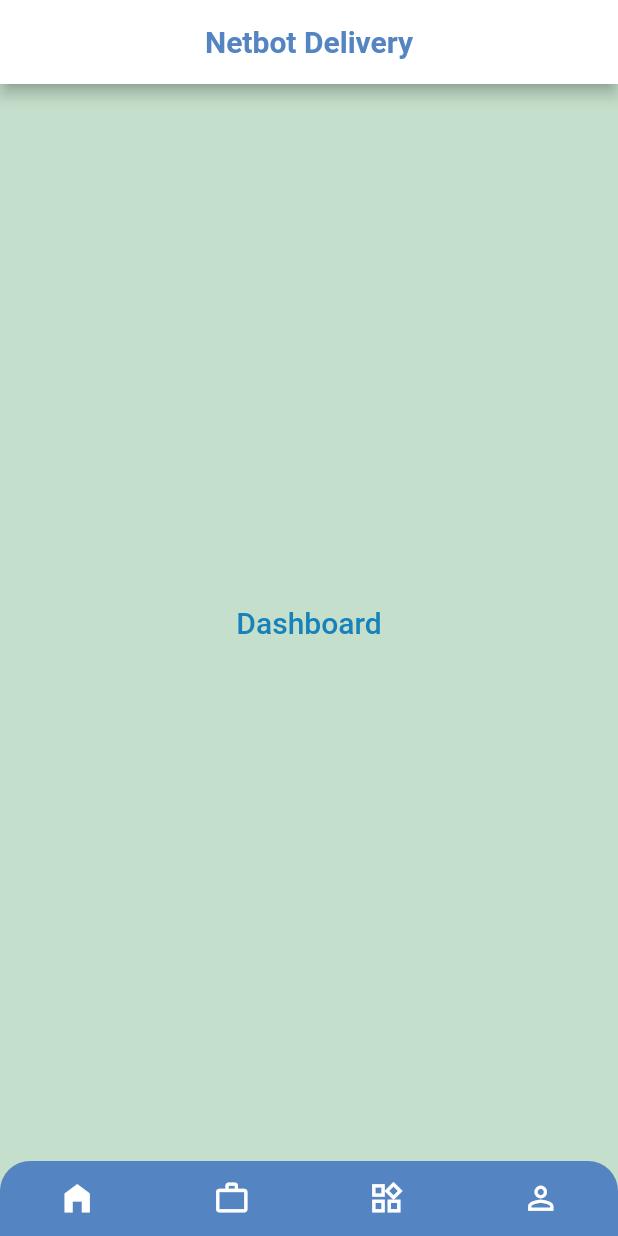
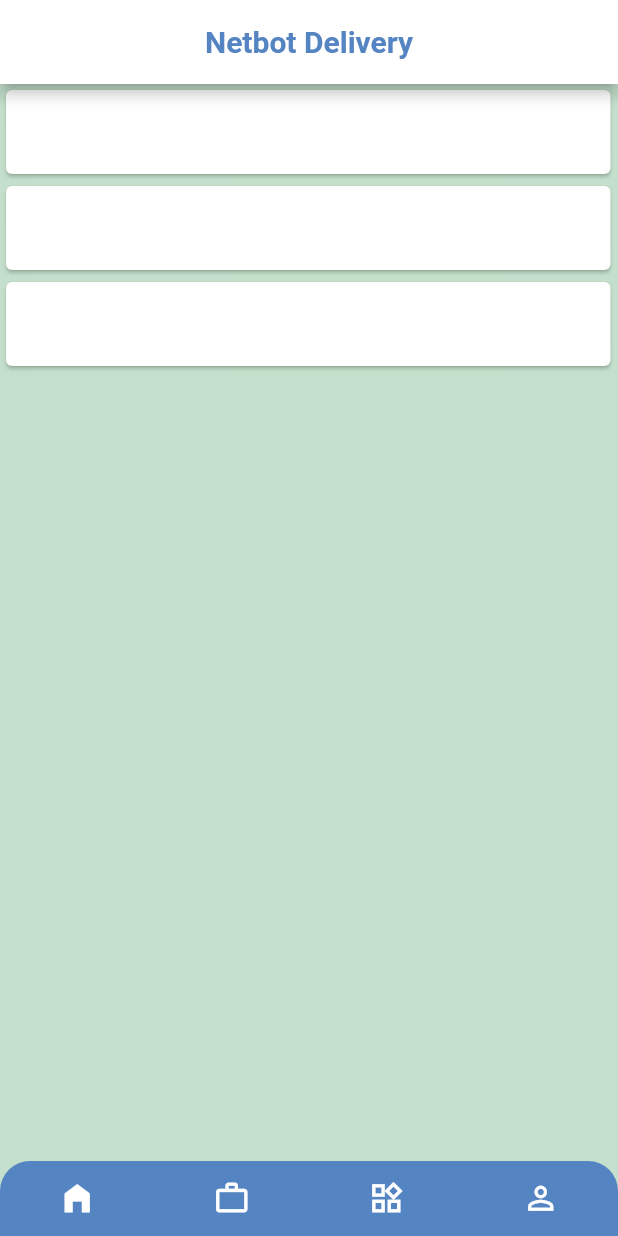
Before and after one commit to Vichiuri/Flutter-and-Dart-delivery-app, a Flutter app: the screen it shows after launch, on a phone screen of 412 x 824 dp. Run offline on Flutter 3.47's test engine with Material 2 defaults, Android fonts, the light colour scheme and no system bars.

Commit message:
new page

```diff
--- a/lib/home_widget.dart
+++ b/lib/home_widget.dart
@@ -137,24 +137,40 @@
   }
 }
 
+
 class Page1 extends StatelessWidget {
   const Page1({Key? key}) : super(key: key);
 
   @override
   Widget build(BuildContext context) {
     return Container(
-      color: const Color(0xffC4DFCB),
-      child: Center(
-        child: Text(
-          "Dashboard",
-          style: TextStyle(
-            color: Color.fromARGB(255, 24, 129, 185),
-            fontSize: 20,
-            fontWeight: FontWeight.w500,
-          ),
-        ),
-      ),
+
+
+
+      height: MediaQuery.of(context).size.height *1 ,
+      width: MediaQuery.of(context).size.width,
+      padding: EdgeInsets.only(right: 1),
+      child: ListView.builder(
+          shrinkWrap: true,
+          itemCount: 3,
+          itemBuilder: (context, index) {
+            return Card(
+
+              child: Column(
+                mainAxisSize: MainAxisSize.min,
+                children: <Widget>[
+                  const ListTile(
+
+                  ),
+                ],
+              ),
+            );
+          }),
+
+
+
     );
+
   }
 }
 
```
Also changed, not shown: lib/main.dart (line endings or trailing spaces).
